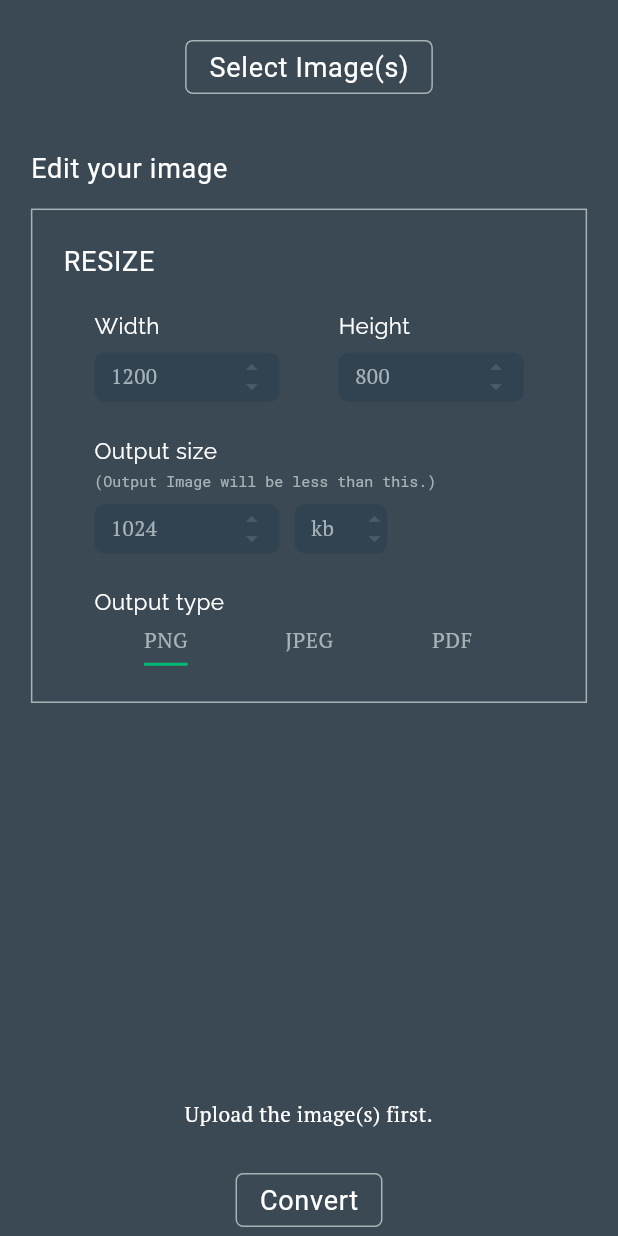
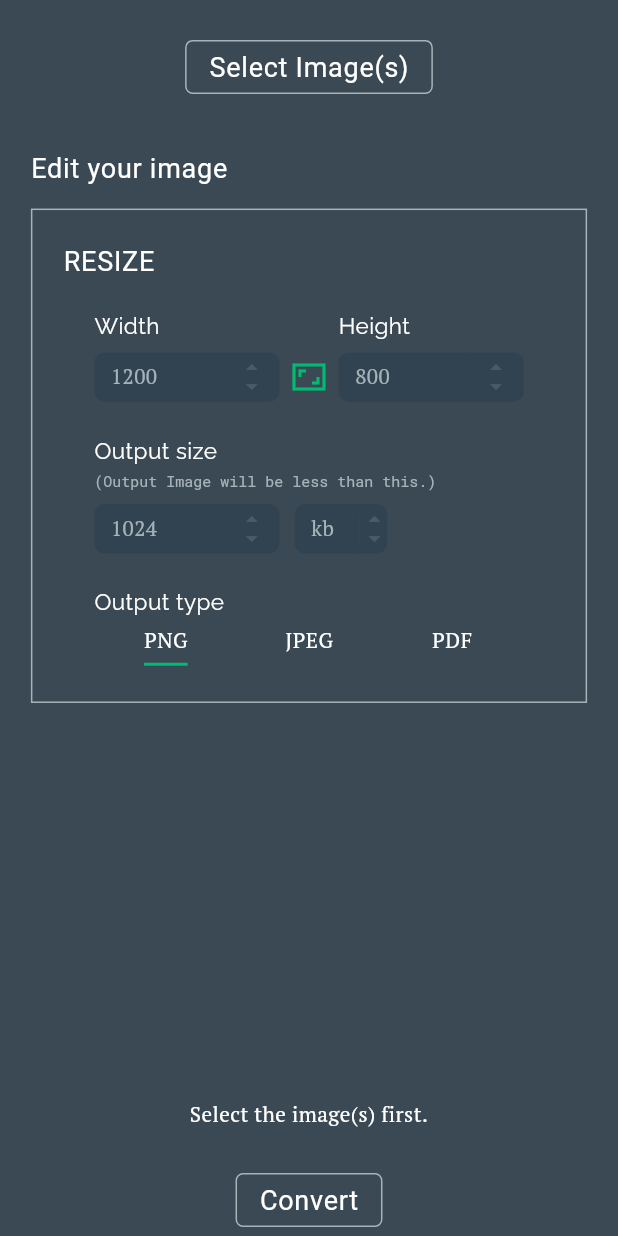
Before and after one commit to syedecryptr/image_resizer, a Flutter app: the screen it shows after launch, after a tap on "Convert", on a phone screen of 412 x 824 dp. Run offline on Flutter 3.47's test engine with Material 2 defaults, Android fonts, the light colour scheme and no system bars; our stand-ins replace flutter_native_image, google_fonts, random_string, string_validator; missing offline and left inert: filesize, flutter_archive, flutter_share, multi_image_picker; accounts and stored records are empty.

Commit message:
aspect ratio option added.

```diff
--- a/lib/providers/image_process/image_processor.dart
+++ b/lib/providers/image_process/image_processor.dart
@@ -15,13 +15,13 @@
 
 
   List<Asset> images = List<Asset>();
-  String output_image_width = "1200";
-  String output_image_height = "800";
-  String output_image_size = "1024";
-  String output_image_type = "kb";
+  String output_image_width = "";
+  String output_image_height = "";
+  String output_image_size = "";
+  String output_image_type = "";
   String extension = "png";
-
-
+  bool fix_aspect_ratio = true;
+  double aspect_ratio = 1200/800;
   // list containing overlay for individual image;
   List<String> overlay;
   // results : corresponding list of images containing status of processing.
@@ -42,6 +42,36 @@
     return await getTemporaryDirectory();
   }
 
+  void set_input_fields(field, value){
+    if(field == "width"){
+      if(fix_aspect_ratio) {
+          output_image_width = value;
+          output_image_height =(int.parse(output_image_width) / aspect_ratio).ceil().toString();
+        }
+      else{
+        output_image_width = value;
+      }
+    }
+
+    if(field == "height"){
+      if(fix_aspect_ratio) {
+        output_image_height = value;
+        output_image_width = (int.parse(output_image_height)*aspect_ratio).ceil().toString();
+      }
+      else{
+        output_image_height = value;
+      }
+    }
+    if(field == "image_size"){
+      output_image_size = value;
+    }
+    if(field == "image_size_type"){
+      output_image_type = value;
+    }
+    notifyListeners();
+
+  }
+
   Future<void>clean_directory(Directory directory) async{
     directory.list(recursive: false, followLinks: false)
         .listen((FileSystemEntity entity) {
@@ -52,6 +82,15 @@
             print(e);
           }
     });
+  }
+
+  handle_aspect_ratio(){
+    fix_aspect_ratio = !fix_aspect_ratio;
+    notifyListeners();
+  }
+
+  set_extension(value){
+    extension = value;
   }
 
   Future<void> share_image(index) async{
@@ -95,6 +134,10 @@
     extension = "png";
     all_files_processed = false;
     error = 'No Error Detected';
+    output_image_width = "";
+    output_image_height = "";
+    output_image_size = "";
+    output_image_type = "";
     await clean_directory(await get_temp_dir());
     notifyListeners();
 
@@ -103,8 +146,9 @@
   // size should be in bytes.
   Future<List<dynamic>>process_image(source_file, target_path, height, width, size, extension) async{
     // if(index < images.length)
-
+      print("desired size = $size");
       var returned_size_after_rescaling = await Algorithms.rescale(source_file, target_path, height, width);
+      print("returned after rescaling = $returned_size_after_rescaling");
       if(returned_size_after_rescaling[0]) {
         if (returned_size_after_rescaling[1] < size){
           return [true, returned_size_after_rescaling[1]];
@@ -152,6 +196,7 @@
       //have to recheck the logic here.
       var file_name = images[index].name.split(".")[0] + "_" + randomNumeric(4).toString();
       String target_path = path.join(target_dir.path, "$file_name.$extension");
+      print(target_path);
       target_paths[index] = target_path;
       var processing_result = await process_image(source_file, target_path, height, width, size, extension);
       print(processing_result);
@@ -174,13 +219,13 @@
     // }
     // check validation for fields.
     if(images.isEmpty){
-      return [false, "Upload the image(s) first."];
+      return [false, "Select the image(s) first."];
     }
-    if(!isInt(output_image_width) || int.parse(output_image_width) > 3840 || int.parse(output_image_height) < 0){
-      return [false, "Height should be a number in between 0 and 3840"];
+    if(!isInt(output_image_width) || int.parse(output_image_width) > 8000 || int.parse(output_image_height) < 0){
+      return [false, "Width should be a number in between 0 and 8000"];
     }
-    if(!isInt(output_image_height) || int.parse(output_image_height) > 2160 || int.parse(output_image_height) < 0){
-      return [false, "Height should be a number in between 0 and 2160"];
+    if(!isInt(output_image_height) || int.parse(output_image_height) > 4000 || int.parse(output_image_height) < 0){
+      return [false, "Height should be a number in between 0 and 4000"];
     }
     if(output_image_type != "kb" && output_image_type !="mb"){
       return [false, "Image type should be kb or mb."];
@@ -217,6 +262,12 @@
       overlay = List<String>.generate(images.length, (int index) => "not_processed");
       target_paths = List<String>.generate(images.length, (int index) => "");
       all_files_processed = false;
+      output_image_width = images[0].originalWidth.toString();
+      output_image_height = images[0].originalHeight.toString();
+      output_image_type = "kb";
+      output_image_size = "1024";
+      aspect_ratio = images[0].originalWidth / images[0].originalHeight;
+      print("aspect ratio $aspect_ratio");
       print(images);
     } on Exception catch (e) {
       error = e.toString();
--- a/lib/views/home_screen/resize_box_widget.dart
+++ b/lib/views/home_screen/resize_box_widget.dart
@@ -7,8 +7,14 @@
 import 'package:image_resizer/views/theme/size_config.dart';
 import 'package:image_resizer/views/theme/text_format.dart';
 
-class ResizeBoxWidget extends StatelessWidget {
+class ResizeBoxWidget extends StatefulWidget {
+  @override
+  _ResizeBoxWidgetState createState() => _ResizeBoxWidgetState();
+}
+
+class _ResizeBoxWidgetState extends State<ResizeBoxWidget> {
   ImageProcessingProvider im_provider;
+
   var width_controller = TextEditingController();
   var height_controller = TextEditingController();
   var output_size_controller = TextEditingController();
@@ -24,12 +30,25 @@
   var size_type_width = SizeConfig.blockSizeHorizontal * 15;
   var size_type_heigth = SizeConfig.blockSizeVertical * 4;
 
+  @override
+  void initState() {
+    im_provider = context.read<ImageProcessingProvider>();
+
+    super.initState();
+  }
 
   @override
   Widget build(BuildContext context) {
     SizeConfig().init(context);
-    im_provider = context.read<ImageProcessingProvider>();
 
+    width_controller.text = context.watch<ImageProcessingProvider>().output_image_width;
+    height_controller.text = context.watch<ImageProcessingProvider>().output_image_height;
+    output_size_controller.text = context.watch<ImageProcessingProvider>().output_image_size;
+    output_size_type_controller.text = context.watch<ImageProcessingProvider>().output_image_type;
+    width_controller.selection = TextSelection.fromPosition(TextPosition(offset: width_controller.text.length));
+    height_controller.selection = TextSelection.fromPosition(TextPosition(offset: height_controller.text.length));
+    output_size_controller.selection = TextSelection.fromPosition(TextPosition(offset: output_size_controller.text.length));
+    output_size_type_controller.selection = TextSelection.fromPosition(TextPosition(offset: output_size_type_controller.text.length));
     return Container(
         // padding: EdgeInsets.all(padding),
         width: width,
@@ -62,6 +81,34 @@
                               width: shape_box_width,
                               controller: width_controller,
                           )
+                        ],
+                      ),
+                      // Container(
+                      //   padding: EdgeInsets.fromLTRB(0, SizeConfig.blockSizeVertical*4, 0, 0),
+                      //   child: Icon(Icons.aspect_ratio_sharp),
+                      // ),
+                      Column(
+                        crossAxisAlignment: CrossAxisAlignment.start,
+                        children: [
+                          Text("", style: styles.parameters_headings),
+                          SizedBox(height: SizeConfig.blockSizeVertical),
+                          if(context.watch<ImageProcessingProvider>().fix_aspect_ratio)GestureDetector(
+                              onTap: (){
+                                im_provider.handle_aspect_ratio();
+                              },
+                              child: Icon(
+                                Icons.aspect_ratio_sharp,
+                                color: ThemeColors.green_main
+                            ),
+                          ),
+                          if(!context.watch<ImageProcessingProvider>().fix_aspect_ratio)GestureDetector(
+                              onTap: (){
+                                im_provider.handle_aspect_ratio();
+                              },
+                              child: Icon(
+                                Icons.aspect_ratio_sharp,
+                                color: ThemeColors.white_dull.withOpacity(0.4),)
+                          ),
                         ],
                       ),
                       Column(
@@ -145,9 +192,10 @@
                             Container(
                               child: TabBar(
                                 onTap: (index){
-                                  if (index == 0) im_provider.extension = "png";
-                                  if (index == 1) im_provider.extension = "jpg";
-                                  if (index == 2) im_provider.extension = "pdf";
+                                  print(index);
+                                  if (index == 0) im_provider.set_extension("png");
+                                  if (index == 1) im_provider.set_extension("jpg");
+                                  if (index == 2) im_provider.set_extension("pdf");
                                 },
                                 indicatorSize: TabBarIndicatorSize.label,
                                 indicatorColor: ThemeColors.green_main,
@@ -156,17 +204,17 @@
                                   Tab(
                                       child: Text(
                                     'PNG',
-                                    style: styles.place_holder,
+                                    style: styles.input_value,
                                   )),
                                   Tab(
                                       child: Text(
                                     'JPEG',
-                                    style: styles.place_holder,
+                                    style: styles.input_value,
                                   )),
                                   Tab(
                                       child: Text(
                                     'PDF',
-                                    style: styles.place_holder,
+                                    style: styles.input_value,
                                   )),
                                 ],
                               ),
@@ -210,9 +258,10 @@
           height: height,
           width: width * 0.7,
           child: TextField(
+            controller: controller,
             onChanged: (value){onChange(value);},
             cursorColor: ThemeColors.green_main,
-            style: styles.place_holder,
+            style: styles.input_value,
             decoration: InputDecoration(
                 isDense: true,
                 border: InputBorder.none,
@@ -257,8 +306,8 @@
   void onChange(value){
 
     switch(default_val) {
-      case '1200': im_provider.output_image_width = value; return;
-      case '800': im_provider.output_image_height = value; return;
+      case '1200': im_provider.set_input_fields("width", value); return;
+      case '800': im_provider.set_input_fields("height", value); return;
       case '1024': im_provider.output_image_size = value; return;
       case 'kb': im_provider.output_image_type = value; return;
     }
```
